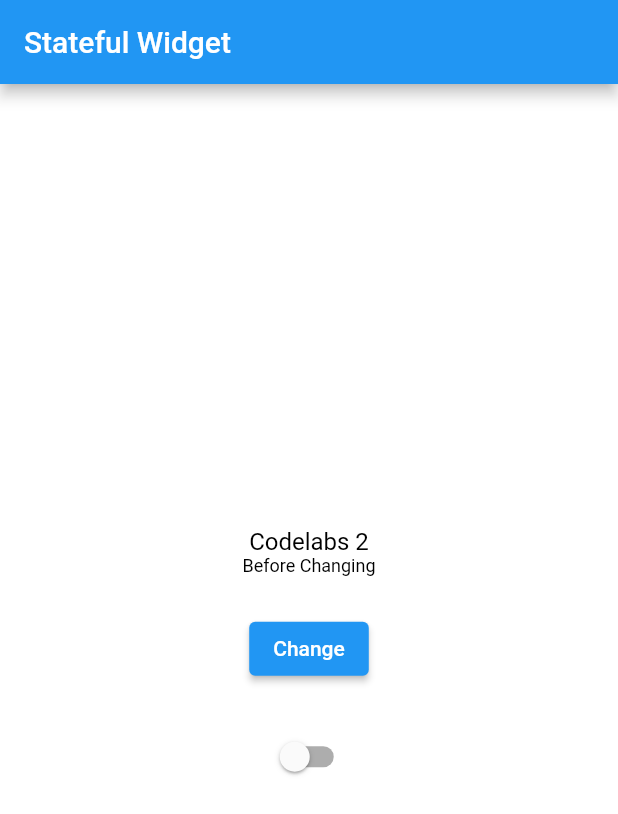
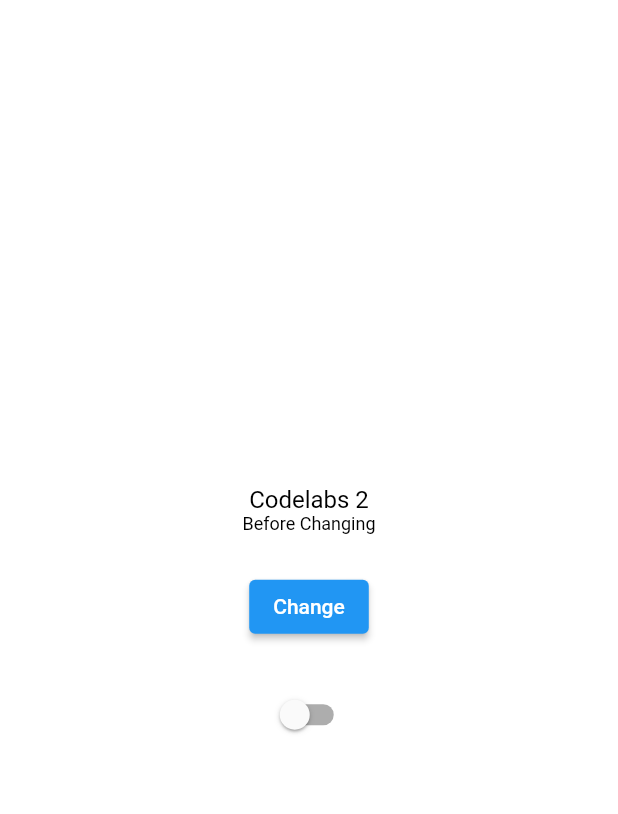
Before and after one commit to refinerydev/flutter_stateful_widget, a Flutter app: the screen it shows after launch, on a phone screen of 412 x 824 dp. Shown: the top 814 px of the screen. Run offline on Flutter 3.47's test engine with Material 2 defaults, Android fonts, the phone set to English and light mode, and no system bars.

Commit message:
remove appBar

```diff
--- a/lib/stateful_widget.dart
+++ b/lib/stateful_widget.dart
@@ -15,9 +15,6 @@ class _Codelabs2State extends State<Codelabs2> {
   Widget build(BuildContext context) {
     return Scaffold(
       backgroundColor: _isChanged ? Colors.black : Colors.white,
-      appBar: AppBar(
-        title: const Text('Stateful Widget'),
-      ),
       body: Center(
         child: Column(
           mainAxisAlignment: MainAxisAlignment.center,
```
